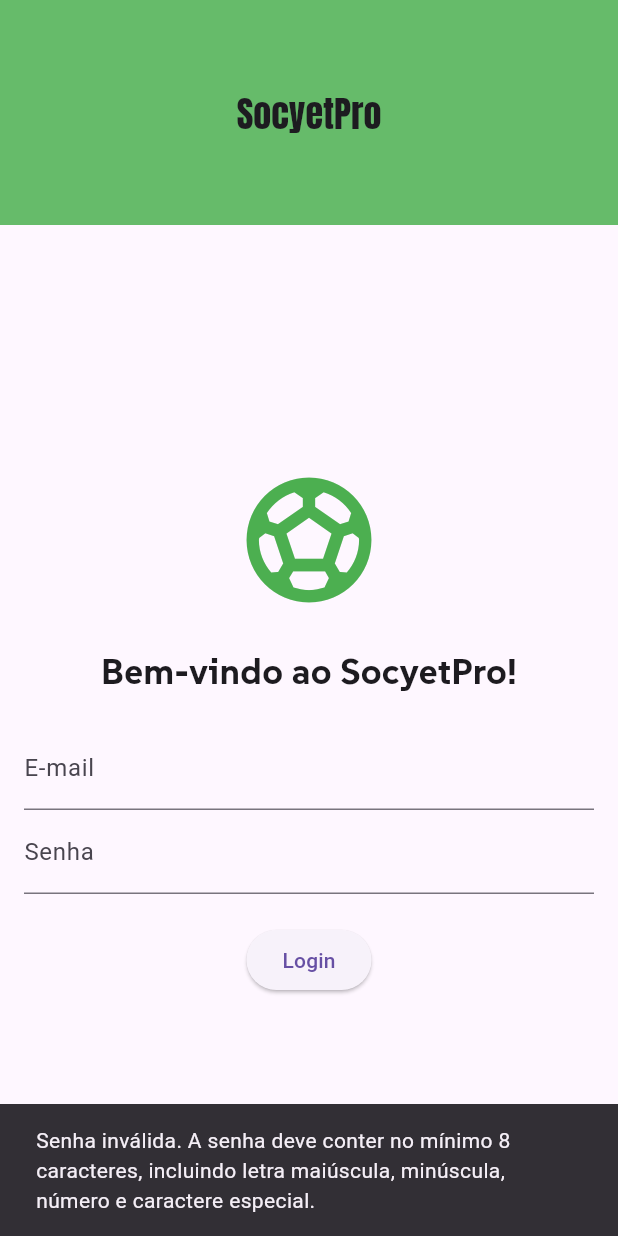
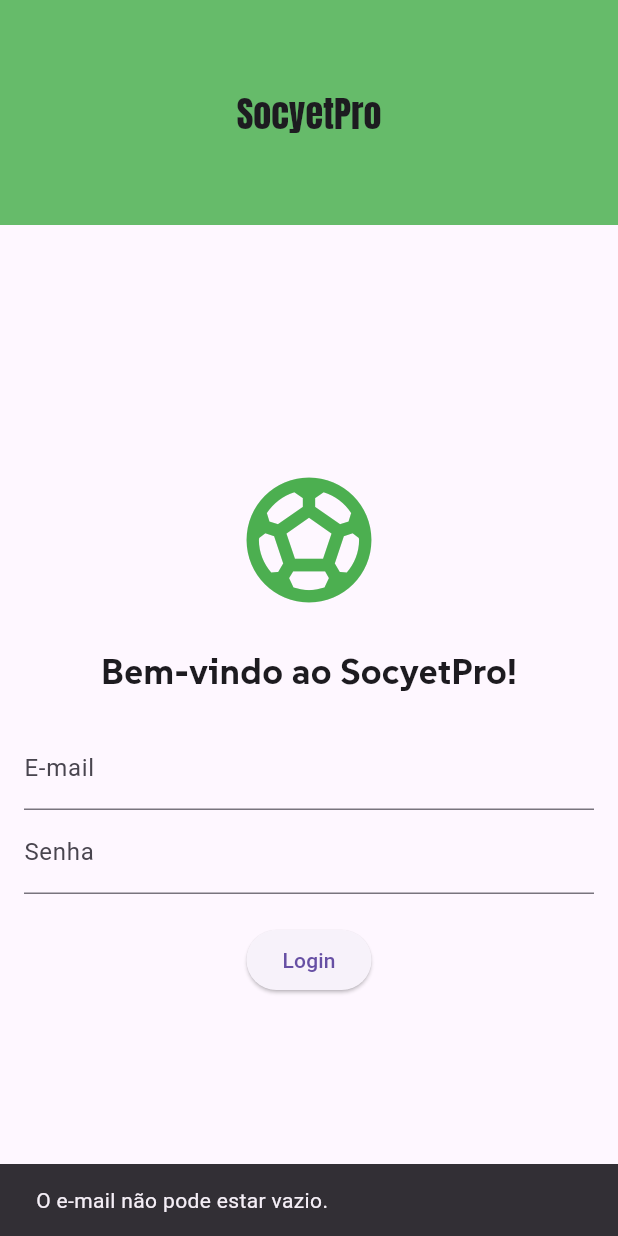
Before and after one commit to Felipe-Tomazoti/SocyetPro, a Flutter app: the screen it shows after launch, after a tap on "Login", on a phone screen of 412 x 824 dp. Run offline on Flutter 3.47's test engine with Material 3 defaults, Android fonts, the phone set to English and light mode, and no system bars; our stand-ins replace material_design_icons_flutter.

Commit message:
att: app-finished

```diff
--- /dev/null
+++ b/devtools_options.yaml
@@ -0,0 +1,3 @@
+description: This file stores settings for Dart & Flutter DevTools.
+documentation: https://docs.flutter.dev/tools/devtools/extensions#configure-extension-enablement-states
+extensions:
--- a/lib/main.dart
+++ b/lib/main.dart
@@ -1,9 +1,9 @@
 import 'package:flutter/material.dart';
-import 'package:socyet_pro/screens/HomePage.dart';
-import 'package:socyet_pro/screens/LoginPage.dart';
-import 'screens/FilialCadastroPage.dart';
-import 'screens/DetalhesFilialPage.dart';
-import 'screens/MarcarHorarioPage.dart';
+import 'package:socyet_pro/screens/homePage_screen.dart';
+import 'package:socyet_pro/screens/login_screen.dart';
+import 'screens/arenaCadastro_screen.dart';
+import 'screens/campoCadastro_screen.dart';
+import 'screens/marcarHorario_screen.dart';
 
 void main() {
   runApp(const MyApp());
@@ -26,11 +26,11 @@ class MyApp extends StatelessWidget {
       ),
       initialRoute: '/login',
       routes: {
-        '/login': (context) => const LoginPage(),
+        '/login': (context) => const Login(),
         '/home': (context) => const HomePage(),
-        '/filialCadastro': (context) => const FilialCadastroPage(),
-        '/detalhesFilial': (context) => const DetalhesFilialPage(),
-        '/marcarHorario': (context) => const MarcarHorarioPage(),
+        '/filialCadastro': (context) => const ArenaCadastro(),
+        '/detalhesFilial': (context) => const CampoCadastro(),
+        '/marcarHorario': (context) => const MarcarHorario(),
       },
     );
   }
--- /dev/null
+++ b/lib/models/login_model.dart
@@ -0,0 +1,39 @@
+import 'package:flutter/material.dart';
+import 'package:socyet_pro/services/validation_pwd.dart';
+
+class LoginModel extends ChangeNotifier {
+  String _email = '';
+  String _password = '';
+
+  String get email => _email;
+  String get password => _password;
+
+  set email(String value) {
+    _email = value;
+    notifyListeners();
+  }
+
+  set password(String value) {
+    _password = value;
+    notifyListeners();
+  }
+
+  void validateEmail() {
+    if (_email.isEmpty) {
+      throw ArgumentError('O e-mail não pode ser vazio');
+    }
+    final emailRegex = RegExp(r'^[a-zA-Z0-9._%+-]+@[a-zA-Z0-9.-]+\.[a-zA-Z]{2,}$');
+    if (!emailRegex.hasMatch(_email)) {
+      throw ArgumentError('E-mail inválido. Deve estar no formato exemplo@dominio.com');
+    }
+  }
+
+  void validatePassword() {
+    if (_password.isEmpty) {
+      throw ArgumentError('A senha não pode ser vazia');
+    }
+    if (!ValidationPwd.isValidPassword(_password)) {
+      throw ArgumentError('Senha inválida. A senha deve conter no mínimo 8 caracteres, incluindo letra maiúscula, minúscula, número e caractere especial.');
+    }
+  }
+}
--- a/lib/screens/LoginPage.dart
+++ /dev/null
@@ -1,78 +0,0 @@
-import 'package:flutter/material.dart';
-import 'package:socyet_pro/services/validation_pwd.dart';
-
-class LoginPage extends StatelessWidget {
-  const LoginPage({super.key});
-
-  @override
-  Widget build(BuildContext context) {
-    final TextEditingController passwordController = TextEditingController();
-
-    return Scaffold(
-      appBar: AppBar(
-        automaticallyImplyLeading: false,
-        title: const Padding(
-          padding: EdgeInsets.only(top: 50.0),
-          child: Text(
-            'SocyetPro',
-            style: TextStyle(
-              fontFamily: 'Anton',
-              fontSize: 24,
-              height: -2,
-            ),
-          ),
-        ),
-        centerTitle: true,
-        toolbarHeight: 150,
-      ),
-      body: Center(
-        child: Padding(
-          padding: const EdgeInsets.all(16.0),
-          child: Column(
-            mainAxisAlignment: MainAxisAlignment.center,
-            children: [
-              const Icon(
-                Icons.sports_soccer,
-                size: 100,
-                color: Colors.green,
-              ),
-              const SizedBox(height: 20),
-              const Text(
-                'Bem-vindo ao SocyetPro!',
-                style: TextStyle(
-                  fontFamily: 'SUSE',
-                  fontSize: 24,
-                  fontWeight: FontWeight.bold,
-                ),
-              ),
-              const SizedBox(height: 20),
-              TextField(
-                decoration: const InputDecoration(labelText: 'E-mail'),
-              ),
-              TextField(
-                controller: passwordController,
-                decoration: const InputDecoration(labelText: 'Senha'),
-                obscureText: true,
-              ),
-              const SizedBox(height: 20),
-              ElevatedButton(
-                onPressed: () {
-                  final password = passwordController.text;
-
-                  if (ValidationService.isValidPassword(password)) {
-                    Navigator.pushNamed(context, '/home');
-                  } else {
-                    ScaffoldMessenger.of(context).showSnackBar(
-                      const SnackBar(content: Text('Senha inválida. A senha deve conter no mínimo 8 caracteres, incluindo letra maiúscula, minúscula, número e caractere especial.')),
-                    );
-                  }
-                },
-                child: const Text('Login'),
-              ),
-            ],
-          ),
-        ),
-      ),
-    );
-  }
-}
--- /dev/null
+++ b/lib/screens/login_screen.dart
@@ -0,0 +1,95 @@
+import 'package:flutter/material.dart';
+import 'package:provider/provider.dart';
+import 'package:socyet_pro/models/login_model.dart';
+
+class Login extends StatelessWidget {
+  const Login({super.key});
+
+  @override
+  Widget build(BuildContext context) {
+    return ChangeNotifierProvider<LoginModel>(
+      create: (_) => LoginModel(),
+      child: Scaffold(
+        appBar: AppBar(
+          automaticallyImplyLeading: false,
+          title: const Padding(
+            padding: EdgeInsets.only(top: 50.0),
+            child: Text(
+              'SocyetPro',
+              style: TextStyle(
+                fontFamily: 'Anton',
+                fontSize: 24,
+                height: -2,
+              ),
+            ),
+          ),
+          centerTitle: true,
+          toolbarHeight: 150,
+        ),
+        body: Consumer<LoginModel>(
+          builder: (context, loginModel, child) {
+            return Center(
+              child: Padding(
+                padding: const EdgeInsets.all(16.0),
+                child: Column(
+                  mainAxisAlignment: MainAxisAlignment.center,
+                  children: [
+                    const Icon(
+                      Icons.sports_soccer,
+                      size: 100,
+                      color: Colors.green,
+                    ),
+                    const SizedBox(height: 20),
+                    const Text(
+                      'Bem-vindo ao SocyetPro!',
+                      style: TextStyle(
+                        fontFamily: 'SUSE',
+                        fontSize: 24,
+                        fontWeight: FontWeight.bold,
+                      ),
+                    ),
+                    const SizedBox(height: 20),
+                    TextField(
+                      decoration: const InputDecoration(labelText: 'E-mail'),
+                      onChanged: (value) => loginModel.email = value,
+                    ),
+                    TextField(
+                      decoration: const InputDecoration(labelText: 'Senha'),
+                      obscureText: true,
+                      onChanged: (value) => loginModel.password = value,
+                    ),
+                    const SizedBox(height: 20),
+                    ElevatedButton(
+                      onPressed: () {
+                        try {
+                          if (loginModel.email.isEmpty) {
+                            throw ArgumentError('O e-mail não pode estar vazio.');
+                          }
+                          if (loginModel.password.isEmpty) {
+                            throw ArgumentError('A senha não pode estar vazia.');
+                          }
+
+                          loginModel.validatePassword();
+                          loginModel.validatePassword();
+
+                          Navigator.pushNamed(context, '/home');
+                        } catch (e) {
+                          if (e is ArgumentError) {
+                            ScaffoldMessenger.of(context).showSnackBar(
+                              SnackBar(content: Text(e.message)),
+                            );
+                          }
+                        }
+                      },
+                      child: const Text('Login'),
+                    ),
+                  ],
+                ),
+              ),
+            );
+          },
+        ),
+      ),
+    );
+  }
+}
--- a/lib/services/validation_pwd.dart
+++ b/lib/services/validation_pwd.dart
@@ -1,4 +1,4 @@
-class ValidationService {
+class ValidationPwd {
   static bool isValidPassword(String password) {
     if (password.length < 8) return false;
 
--- a/pubspec.yaml
+++ b/pubspec.yaml
@@ -32,7 +32,7 @@ dependencies:
     sdk: flutter
 
   material_design_icons_flutter: ^5.0.15
-
+  provider: ^6.0.0
   # The following adds the Cupertino Icons font to your application.
   # Use with the CupertinoIcons class for iOS style icons.
   cupertino_icons: ^1.0.8
```
Also changed, not shown: lib/drawers/home_drawer.dart (+0 -16 lines), lib/models/arena_model.dart (added, +48 -0 lines), lib/models/campo_model.dart (added, +13 -0 lines), lib/screens/DetalhesFilialPage.dart (deleted, +0 -64 lines), lib/screens/arenaCadastro_screen.dart (renamed from lib/screens/FilialCadastroPage.dart, +26 -12 lines), lib/screens/campoCadastro_screen.dart (added, +89 -0 lines), lib/screens/homePage_screen.dart (renamed from lib/screens/HomePage.dart, +18 -5 lines), lib/screens/marcarHorario_screen.dart (renamed from lib/screens/MarcarHorarioPage.dart, +4 -4 lines), pubspec.lock.
